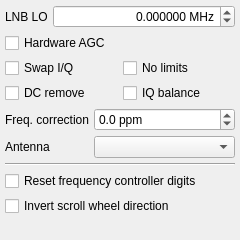
First picture: the form in src/qtgui/dockinputctl.ui, repository gqrx-sdr/gqrx, before the edit.
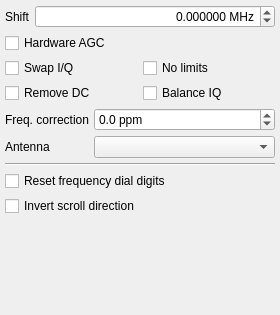
Second picture: the form after the edit. Icons and pictures are not drawn.

What changed in the file:
```diff
--- a/src/qtgui/dockinputctl.ui
+++ b/src/qtgui/dockinputctl.ui
@@ -6,14 +6,14 @@
    <rect>
     <x>0</x>
     <y>0</y>
-    <width>240</width>
-    <height>240</height>
+    <width>280</width>
+    <height>315</height>
    </rect>
   </property>
   <property name="minimumSize">
    <size>
-    <width>240</width>
-    <height>240</height>
+    <width>280</width>
+    <height>315</height>
    </size>
   </property>
   <property name="windowIcon">
@@ -51,7 +51,7 @@
       <item>
        <widget class="QLabel" name="lnbLabel">
         <property name="text">
-         <string>LNB LO</string>
+         <string>Shift</string>
         </property>
         <property name="indent">
          <number>-1</number>
@@ -136,7 +136,7 @@
          <string>Enable automatic DC removal</string>
         </property>
         <property name="text">
-         <string>DC remove</string>
+         <string>Remove DC</string>
         </property>
        </widget>
       </item>
@@ -146,7 +146,7 @@
          <string>Enable automatic I/Q balance (requires gr-iqbal component)</string>
         </property>
         <property name="text">
-         <string>IQ balance</string>
+         <string>Balance IQ</string>
         </property>
        </widget>
       </item>
@@ -227,14 +227,14 @@
        <string>&lt;html&gt;&lt;head/&gt;&lt;body&gt;&lt;p&gt;Reset subordinate digits in main frequency control widget&lt;/p&gt;&lt;/body&gt;&lt;/html&gt;</string>
       </property>
       <property name="text">
-       <string>Reset frequency controller digits</string>
+       <string>Reset frequency dial digits</string>
       </property>
      </widget>
     </item>
     <item>
      <widget class="QCheckBox" name="invertScrollingButton">
       <property name="text">
-       <string>Invert scroll wheel direction</string>
+       <string>Invert scroll direction</string>
       </property>
      </widget>
     </item>
```
Left out of the diff: 2 changed lines with no effect on the pictures.
